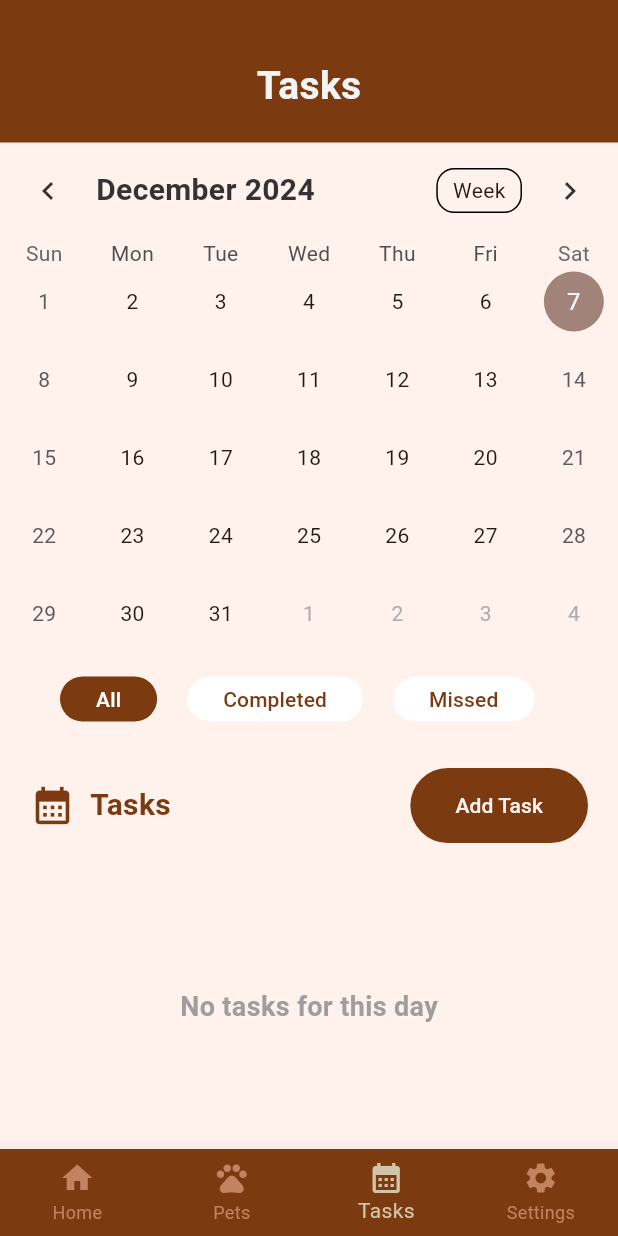
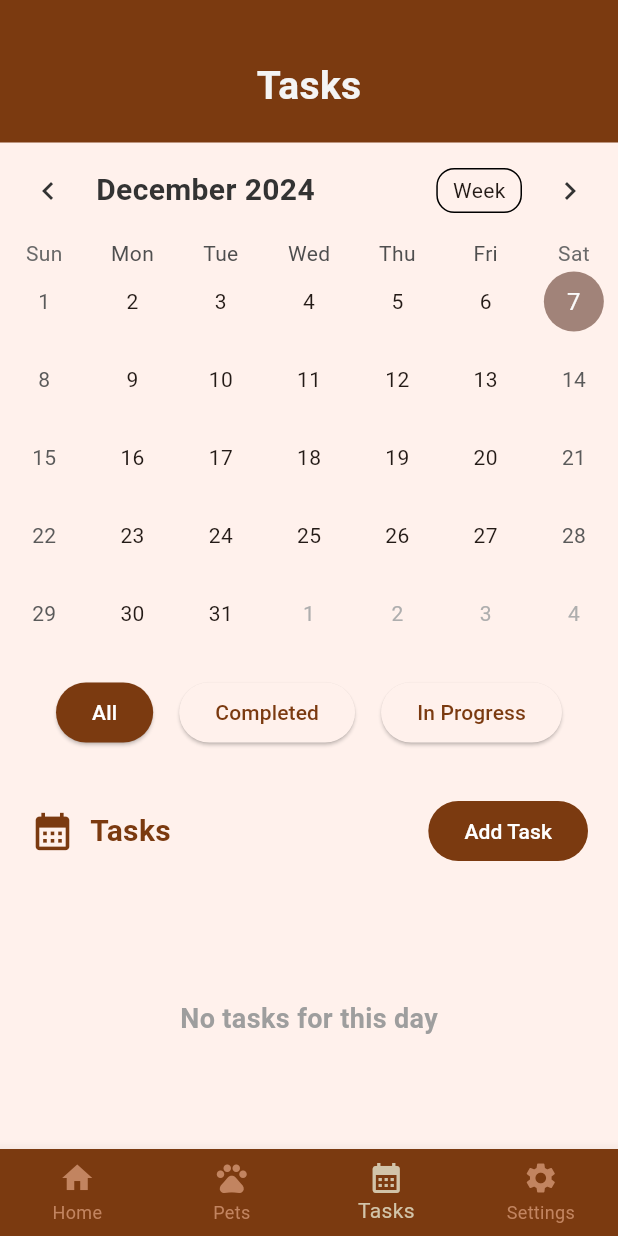
Before and after one commit to naflahshafa/mobile-app, a Flutter app: the TaskPage screen opened by its route, on a phone screen of 412 x 824 dp. Run offline on Flutter 3.47's test engine with Material 3 defaults, Android fonts, the phone set to English and light mode, and no system bars; drawn by our look-alikes of table_calendar; our stand-ins replace cloud_firestore, firebase_auth, firebase_core, go_router, image_picker; accounts and stored records are empty.

Commit message:
fetch api pet task (add task, get task, update task status)

```diff
--- a/lib/main.dart
+++ b/lib/main.dart
@@ -15,6 +15,7 @@ import 'screens/menu-pets/notes/add_pet_note_screen.dart';
 import 'screens/menu-pets/notes/pet_note_detail_screen.dart';
 import 'screens/menu-pets/notes/edit_pet_note_screen.dart';
 import 'screens/menu-tasks/task_screen.dart';
+import 'screens/menu-tasks/add_pet_task_screen.dart';
 import 'screens/menu-settings/settings_screen.dart';
 import 'screens/menu-settings/edit_profile_screen.dart';
 
@@ -104,6 +105,10 @@ final GoRouter _router = GoRouter(
           },
         ),
       ],
+    ),
+    GoRoute(
+      path: '/tasks/addPetTask',
+      builder: (context, state) => const AddPetTaskScreen(),
     ),
 
     // Route navbar
--- a/lib/screens/menu-tasks/task_screen.dart
+++ b/lib/screens/menu-tasks/task_screen.dart
@@ -1,9 +1,11 @@
 import 'package:flutter/material.dart';
 import 'package:table_calendar/table_calendar.dart';
+import 'package:firebase_auth/firebase_auth.dart';
+import 'package:go_router/go_router.dart';
+import 'package:intl/intl.dart';
 import '../../components/header.dart';
-import '../../data/dummy_data.dart';
-import 'add_pet_task_screen.dart';
-import 'pet_task_detail_screen.dart';
+import '../../../data/services/pet_service.dart';
+import '../../../data/services/task_service.dart';
 
 class TaskPage extends StatefulWidget {
   const TaskPage({super.key});
@@ -13,26 +15,78 @@ class TaskPage extends StatefulWidget {
 }
 
 class _TaskPageState extends State<TaskPage> {
+  final PetService _petService = PetService();
+  final TaskService _taskService = TaskService();
+
   DateTime _selectedDay = DateTime.now();
   CalendarFormat _calendarFormat = CalendarFormat.month;
   bool? showCompleted;
+  Future<Map<String, dynamic>>? _petsWithTasksFuture;
 
-  // Filtered list of tasks based on selected day and status filter
-  List<DummyTask> _getFilteredTasks() {
+  @override
+  void initState() {
+    super.initState();
+    _loadPetsData();
+  }
+
+  void _loadPetsData() {
+    User? user = FirebaseAuth.instance.currentUser;
+
+    if (user != null) {
+      setState(() {
+        _petsWithTasksFuture = _petService.getPetsWithTasks(user.uid);
+      });
+    } else {
+      print('User is not logged in or UID is empty');
+    }
+  }
+
+  List<Map<String, dynamic>> _getFilteredTasks(
+      List<Map<String, dynamic>> tasks) {
     String selectedDayString =
         '${_selectedDay.year}-${_selectedDay.month.toString().padLeft(2, '0')}-${_selectedDay.day.toString().padLeft(2, '0')}';
 
-    List<DummyTask> tasksForDay = pets
-        .expand((pet) => pet.tasks)
-        .where((task) => task.time.startsWith(selectedDayString))
+    List<Map<String, dynamic>> tasksForDay = tasks
+        .where((task) => task['due_date'].startsWith(selectedDayString))
         .toList();
 
     if (showCompleted == true) {
-      return tasksForDay.where((task) => task.status).toList();
+      return tasksForDay.where((task) => task['isCompleted']).toList();
     } else if (showCompleted == false) {
-      return tasksForDay.where((task) => !task.status).toList();
+      return tasksForDay.where((task) => !task['isCompleted']).toList();
     }
     return tasksForDay;
+  }
+
+  String _formatDueDate(String? dueDateString) {
+    String dueDate = 'No due date';
+    if (dueDateString != null) {
+      try {
+        DateTime dueDateTime = DateTime.parse(dueDateString);
+        dueDate = DateFormat('yyyy-MM-dd – hh:mm a').format(dueDateTime);
+      } catch (e) {
+        print('Error parsing due_date: $e');
+      }
+    }
+    return dueDate;
+  }
+
+  Future<void> _updateTaskStatus(String taskId, bool isCompleted) async {
+    try {
+      await _taskService.updateTask(id: taskId, isCompleted: isCompleted);
+
+      ScaffoldMessenger.of(context).showSnackBar(
+        SnackBar(
+            content: Text(
+                isCompleted ? 'Task completed' : 'Task marked as in progress')),
+      );
+
+      _loadPetsData();
+    } catch (e) {
+      ScaffoldMessenger.of(context).showSnackBar(
+        SnackBar(content: Text('Error updating task: $e')),
+      );
+    }
   }
 
   @override
@@ -45,7 +99,6 @@ class _TaskPageState extends State<TaskPage> {
       ),
       body: Column(
         children: [
-          // Calendar section (fixed)
           TableCalendar(
             focusedDay: _selectedDay,
             firstDay: DateTime(2000),
@@ -66,7 +119,6 @@ class _TaskPageState extends State<TaskPage> {
                 _calendarFormat = format;
               });
             },
-            // Customizing calendar's header style
             calendarStyle: CalendarStyle(
               todayDecoration: BoxDecoration(
                 color: Colors.brown.withOpacity(0.4),
@@ -76,25 +128,12 @@ class _TaskPageState extends State<TaskPage> {
                 color: Colors.brown.withOpacity(0.7),
                 shape: BoxShape.circle,
               ),
-              defaultDecoration: BoxDecoration(
-                color: Colors.transparent,
-                shape: BoxShape.circle,
-              ),
-              weekendDecoration: BoxDecoration(
-                color: Colors.transparent,
-                shape: BoxShape.circle,
-              ),
-              outsideDecoration: BoxDecoration(
-                color: Colors.transparent,
-                shape: BoxShape.circle,
-              ),
             ),
             headerStyle: HeaderStyle(
-              formatButtonVisible: true, // Show format button
               titleTextStyle: const TextStyle(
-                fontWeight: FontWeight.bold, // Bold month and year text
+                fontWeight: FontWeight.bold,
                 fontSize: 20,
-                color: Color(0xFF333333), // Month and year color
+                color: Color(0xFF333333),
               ),
               leftChevronIcon:
                   const Icon(Icons.chevron_left, color: Color(0xFF333333)),
@@ -103,93 +142,8 @@ class _TaskPageState extends State<TaskPage> {
             ),
           ),
           const SizedBox(height: 16),
-
-          // Filter buttons (completed and missed) (fixed)
-          Padding(
-            padding: const EdgeInsets.symmetric(horizontal: 20),
-            child: Container(
-              height: 30,
-              child: ListView(
-                scrollDirection:
-                    Axis.horizontal, // ListView scroll horizontally
-                children: [
-                  const SizedBox(width: 20),
-                  // "All" button
-                  ElevatedButton(
-                    onPressed: () {
-                      setState(() {
-                        showCompleted = null; // Show all tasks
-                      });
-                    },
-                    style: ElevatedButton.styleFrom(
-                      backgroundColor: showCompleted == null
-                          ? const Color(0xFF7B3A10)
-                          : Colors.white,
-                      elevation: 0, // remove shadow
-                    ),
-                    child: Text(
-                      'All',
-                      style: TextStyle(
-                        color: showCompleted == null
-                            ? Colors.white
-                            : const Color(0xFF7B3A10),
-                      ),
-                    ),
-                  ),
-                  const SizedBox(width: 20),
-                  // "Completed" button
-                  ElevatedButton(
-                    onPressed: () {
-                      setState(() {
-                        showCompleted = true; // Show completed tasks
-                      });
-                    },
-                    style: ElevatedButton.styleFrom(
-                      backgroundColor: showCompleted == true
-                          ? const Color(0xFF7B3A10)
-                          : Colors.white,
-                      elevation: 0,
-                    ),
-                    child: Text(
-                      'Completed',
-                      style: TextStyle(
-                        color: showCompleted == true
-                            ? Colors.white
-                            : const Color(0xFF7B3A10),
-                      ),
-                    ),
-                  ),
-                  const SizedBox(width: 20),
-                  // "Missed" button
-                  ElevatedButton(
-                    onPressed: () {
-                      setState(() {
-                        showCompleted = false; // Show missed tasks
-                      });
-                    },
-                    style: ElevatedButton.styleFrom(
-                      backgroundColor: showCompleted == false
-                          ? const Color(0xFF7B3A10)
-                          : Colors.white,
-                      elevation: 0,
-                    ),
-                    child: Text(
-                      'Missed',
-                      style: TextStyle(
-                        color: showCompleted == false
-                            ? Colors.white
-                            : const Color(0xFF7B3A10),
-                      ),
-                    ),
-                  ),
-                  const SizedBox(width: 20),
-                ],
-              ),
-            ),
-          ),
+          _buildFilterButtons(),
           const SizedBox(height: 16),
-
-          // Task header and Add Task button (fixed)
           Padding(
             padding: const EdgeInsets.symmetric(horizontal: 20, vertical: 15),
             child: Row(
@@ -210,50 +164,63 @@ class _TaskPageState extends State<TaskPage> {
                     ),
                   ],
                 ),
-                Container(
-                  decoration: const BoxDecoration(
-                    color: Color(0xFF7B3A10),
-                    borderRadius: BorderRadius.all(Radius.circular(45)),
-                  ),
-                  child: ElevatedButton(
+                ElevatedButton(
                   onPressed: () {
-                      Navigator.push(
-                        context,
-                        MaterialPageRoute(
-                          builder: (context) => const AddPetTaskScreen(),
-                        ),
-                      );
+                    context.go('/tasks/addPetTask');
                   },
                   style: ElevatedButton.styleFrom(
+                    backgroundColor: const Color(0xFF7B3A10),
+                    shape: RoundedRectangleBorder(
+                        borderRadius: BorderRadius.circular(45)),
                     elevation: 0,
-                      padding: const EdgeInsets.symmetric(
-                          horizontal: 30, vertical: 15),
-                      backgroundColor: Colors.transparent,
                   ),
                   child: const Text(
                     'Add Task',
-                      style: TextStyle(color: Color(0xFFFFF1EC)),
-                    ),
+                    style: TextStyle(color: Colors.white),
                   ),
                 ),
               ],
             ),
           ),
-
-          // Task list (scrollable)
           Expanded(
             child: Padding(
               padding: const EdgeInsets.symmetric(horizontal: 16.0),
-              child: _getFilteredTasks().isNotEmpty
+              child: FutureBuilder<Map<String, dynamic>>(
+                future: _petsWithTasksFuture,
+                builder: (context, snapshot) {
+                  if (snapshot.connectionState == ConnectionState.waiting) {
+                    return const Center(child: CircularProgressIndicator());
+                  } else if (snapshot.hasError) {
+                    return Center(child: Text('Error: ${snapshot.error}'));
+                  } else if (!snapshot.hasData || snapshot.data!.isEmpty) {
+                    return const Center(
+                      child: Text(
+                        'No tasks for this day',
+                        style: TextStyle(
+                            fontSize: 18,
+                            fontWeight: FontWeight.bold,
+                            color: Colors.grey),
+                      ),
+                    );
+                  }
+
+                  final petsWithTasks = snapshot.data!['pets'] as List<dynamic>;
+                  final allTasks = petsWithTasks
+                      .expand((pet) => pet['tasks'] as List<dynamic>)
+                      .cast<Map<String, dynamic>>()
+                      .toList();
+
+                  final filteredTasks = _getFilteredTasks(allTasks);
+
+                  return filteredTasks.isNotEmpty
                       ? ListView.builder(
-                      itemCount: _getFilteredTasks().length,
+                          itemCount: filteredTasks.length,
                           itemBuilder: (context, index) {
-                        DummyTask task = _getFilteredTasks()[index];
-                        String petName = pets
-                            .firstWhere((pet) => pet.tasks.contains(task))
-                            .name;
+                            final task = filteredTasks[index];
+                            final pet = petsWithTasks.firstWhere(
+                                (pet) => pet['tasks'].contains(task));
 
-                        Color backgroundColor = task.status
+                            Color backgroundColor = task['isCompleted']
                                 ? const Color(0xFFB2E0B5)
                                 : const Color(0xFFFDD7A9);
 
@@ -275,39 +242,22 @@ class _TaskPageState extends State<TaskPage> {
                                     ),
                                   ),
                                 ),
-                            title: Text(task.title),
+                                title: Text(task['title'] ?? 'No Title'),
                                 subtitle: Column(
                                   crossAxisAlignment: CrossAxisAlignment.start,
                                   children: [
-                                Text(petName),
-                                Text(task.time),
+                                    Text(pet['name'] ?? 'Unknown Pet'),
+                                    Text(_formatDueDate(task['due_date'])),
                                   ],
                                 ),
                                 trailing: PopupMenuButton<String>(
-                              onSelected: (value) {
+                                  onSelected: (value) async {
                                     if (value == 'view') {
-                                  // Find the corresponding pet for the task
-                                  DummyPet pet = pets.firstWhere(
-                                      (pet) => pet.tasks.contains(task));
-
-                                  // Navigate to PetTaskDetailPage
-                                  Navigator.push(
-                                    context,
-                                    MaterialPageRoute(
-                                      builder: (context) => PetTaskDetailPage(
-                                        task: task, // Pass the selected task
-                                        pet: pet, // Pass the found pet object
-                                      ),
-                                    ),
-                                  );
                                     } else if (value == 'complete') {
-                                  // Implement mark as completed functionality
-                                  ScaffoldMessenger.of(context).showSnackBar(
-                                    SnackBar(
-                                      content: Text(
-                                          '${task.title} marked as completed'),
-                                    ),
-                                  );
+                                      await _updateTaskStatus(task['id'], true);
+                                    } else if (value == 'inprogress') {
+                                      await _updateTaskStatus(
+                                          task['id'], false);
                                     }
                                   },
                                   itemBuilder: (BuildContext context) =>
@@ -319,6 +269,10 @@ class _TaskPageState extends State<TaskPage> {
                                     const PopupMenuItem<String>(
                                       value: 'complete',
                                       child: Text('Mark as Completed'),
+                                    ),
+                                    const PopupMenuItem<String>(
+                                      value: 'inprogress',
+                                      child: Text('Mark as In Progress'),
                                     ),
                                   ],
                                 ),
@@ -334,6 +288,8 @@ class _TaskPageState extends State<TaskPage> {
                                 fontWeight: FontWeight.bold,
                                 color: Colors.grey),
                           ),
+                        );
+                },
               ),
             ),
           ),
@@ -341,4 +297,41 @@ class _TaskPageState extends State<TaskPage> {
       ),
     );
   }
+
+  Widget _buildFilterButtons() {
+    return Padding(
+      padding: const EdgeInsets.symmetric(horizontal: 20),
+      child: Row(
+        mainAxisAlignment: MainAxisAlignment.spaceEvenly,
+        children: [
+          _buildFilterButton('All', null),
+          _buildFilterButton('Completed', true),
+          _buildFilterButton('In Progress', false),
+        ],
+      ),
+    );
   }
+
+  ElevatedButton _buildFilterButton(String label, bool? filterValue) {
+    return ElevatedButton(
+      onPressed: () {
+        setState(() {
+          showCompleted = filterValue;
+        });
+      },
+      style: ElevatedButton.styleFrom(
+        backgroundColor: showCompleted == filterValue
+            ? const Color(0xFF7B3A10)
+            : const Color(0xFFFFF1EC),
+      ),
+      child: Text(
+        label,
+        style: TextStyle(
+          color: showCompleted == filterValue
+              ? Colors.white
+              : const Color(0xFF7B3A10),
+        ),
+      ),
+    );
+  }
+}
```
Also changed, not shown: lib/data/services/task_service.dart (+4 -3 lines), lib/screens/menu-tasks/add_pet_task_screen.dart (+143 -77 lines). Lines whose indentation alone changed are shown as unchanged.
